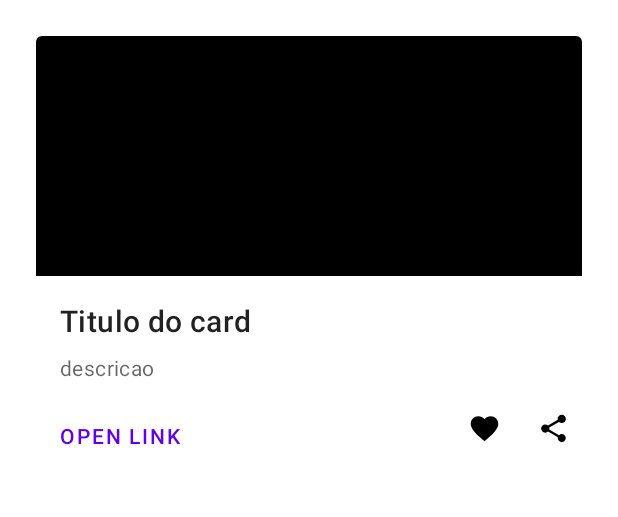
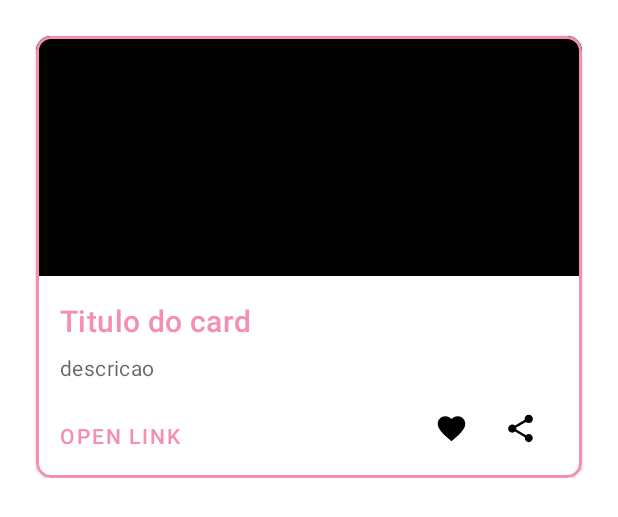
Before and after one commit to guilhermerauj0/Soccer_News, an Android app: the layout news_item.xml on its own in the app's theme, with its tools: preview values and no code run, on a phone screen of 412 x 824 dp. Shown: the top 517 px of the screen. Run offline under Robolectric (Android 15) with nearby library versions, the phone set to English and light mode, and no system bars.

Commit message:
Update theme app

```diff
--- a/app/src/main/java/com/example/soccernews/ui/adapter/NewsAdapter.java
+++ b/app/src/main/java/com/example/soccernews/ui/adapter/NewsAdapter.java
@@ -3,7 +3,6 @@ package com.example.soccernews.ui.adapter;
 import android.content.Intent;
 import android.net.Uri;
 import android.view.LayoutInflater;
-import android.view.View;
 import android.view.ViewGroup;
 
 import androidx.annotation.NonNull;
--- a/app/src/main/res/layout/activity_main.xml
+++ b/app/src/main/res/layout/activity_main.xml
@@ -15,7 +15,7 @@
         app:layout_constraintBottom_toBottomOf="parent"
         app:layout_constraintLeft_toLeftOf="parent"
         app:layout_constraintRight_toRightOf="parent"
-        app:menu="@menu/bottom_nav_menu" />
+        app:menu="@menu/bottom_nav_menu"/>
 
     <fragment
         android:id="@+id/nav_host_fragment_activity_main"
--- a/app/src/main/res/layout/news_item.xml
+++ b/app/src/main/res/layout/news_item.xml
@@ -2,7 +2,7 @@
 <androidx.constraintlayout.widget.ConstraintLayout xmlns:android="http://schemas.android.com/apk/res/android"
     xmlns:app="http://schemas.android.com/apk/res-auto"
     xmlns:tools="http://schemas.android.com/tools"
-    android:layout_width="wrap_content"
+    android:layout_width="match_parent"
     android:layout_height="wrap_content"
     android:layout_margin="16dp"
     android:elevation="5dp">
@@ -10,8 +10,11 @@
     <com.google.android.material.card.MaterialCardView
         android:id="@+id/card"
         android:layout_width="match_parent"
-        android:layout_height="wrap_content"
+        android:layout_height="match_parent"
         android:layout_margin="8dp"
+        app:cardCornerRadius="10dp"
+        app:strokeColor="@color/primary_color"
+        app:strokeWidth="2dp"
         app:layout_constraintEnd_toEndOf="parent"
         app:layout_constraintStart_toStartOf="parent"
         app:layout_constraintTop_toTopOf="parent">
@@ -38,6 +41,7 @@
 
                 <!-- Title, secondary and supporting text -->
                 <TextView
+                    android:textColor="@color/primary_color"
                     android:id="@+id/tv_title"
                     android:layout_width="wrap_content"
                     android:layout_height="wrap_content"
@@ -76,7 +80,7 @@
                     android:layout_width="30dp"
                     android:layout_height="30dp"
                     android:layout_gravity="end"
-                    android:layout_marginStart="172dp"
+                    android:layout_marginStart="150dp"
                     android:src="@drawable/ic_favorite"
                     android:contentDescription="@string/favorite"
                     android:clickable="true"
--- a/app/src/main/res/values-night/themes.xml
+++ b/app/src/main/res/values-night/themes.xml
@@ -3,7 +3,7 @@
     <style name="Theme.SoccerNews" parent="Theme.MaterialComponents.DayNight.DarkActionBar">
         <!-- Primary brand color. -->
         <item name="colorPrimary">@color/purple_200</item>
-        <item name="colorPrimaryVariant">@color/purple_700</item>
+        <item name="colorPrimaryVariant">@color/primary_variant</item>
         <item name="colorOnPrimary">@color/black</item>
         <!-- Secondary brand color. -->
         <item name="colorSecondary">@color/teal_200</item>
--- a/app/src/main/res/values/colors.xml
+++ b/app/src/main/res/values/colors.xml
@@ -1,10 +1,11 @@
 <?xml version="1.0" encoding="utf-8"?>
 <resources>
     <color name="purple_200">#FFBB86FC</color>
-    <color name="purple_500">#FF6200EE</color>
-    <color name="purple_700">#FF3700B3</color>
+    <color name="primary_color">#f48fb1</color>
+    <color name="primary_variant">#bf5f82</color>
     <color name="teal_200">#FF03DAC5</color>
     <color name="teal_700">#FF018786</color>
     <color name="black">#FF000000</color>
     <color name="white">#FFFFFFFF</color>
+    <color name="off_white">#f8f8f8</color>
 </resources>
--- a/app/src/main/res/values/themes.xml
+++ b/app/src/main/res/values/themes.xml
@@ -2,9 +2,9 @@
     <!-- Base application theme. -->
     <style name="Theme.SoccerNews" parent="Theme.MaterialComponents.DayNight.DarkActionBar">
         <!-- Primary brand color. -->
-        <item name="colorPrimary">@color/purple_500</item>
-        <item name="colorPrimaryVariant">@color/purple_700</item>
-        <item name="colorOnPrimary">@color/white</item>
+        <item name="colorPrimary">@color/primary_color</item>
+        <item name="colorPrimaryVariant">@color/primary_variant</item>
+        <item name="colorOnPrimary">@color/off_white</item>
         <!-- Secondary brand color. -->
         <item name="colorSecondary">@color/teal_200</item>
         <item name="colorSecondaryVariant">@color/teal_700</item>
```
